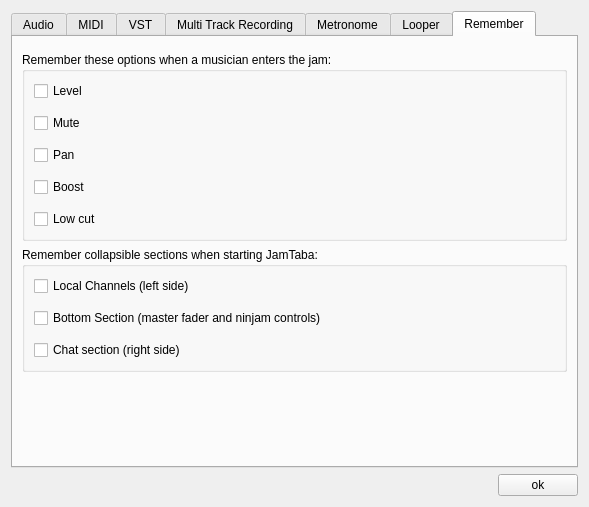
Qt form src/Common/gui/PreferencesDialog.ui (elieserdejesus/JamTaba) before a commit.
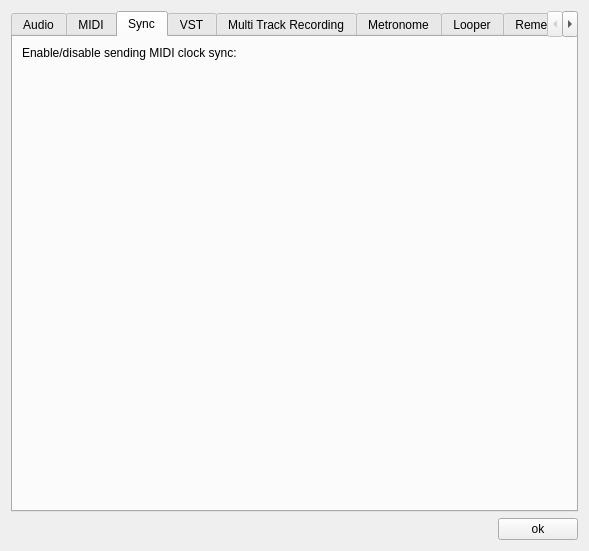
The same form after that commit.

Commit message: Add MIDI clock synchronization for external hardware or other software (#1354)

```diff
--- a/src/Common/gui/PreferencesDialog.ui
+++ b/src/Common/gui/PreferencesDialog.ui
@@ -7,7 +7,7 @@
     <x>0</x>
     <y>0</y>
     <width>589</width>
-    <height>507</height>
+    <height>551</height>
    </rect>
   </property>
   <property name="windowTitle">
@@ -17,7 +17,10 @@
    <item>
     <widget class="QTabWidget" name="prefsTab">
      <property name="currentIndex">
-      <number>6</number>
+      <number>2</number>
+     </property>
+     <property name="usesScrollButtons">
+      <bool>true</bool>
      </property>
      <widget class="QWidget" name="tabAudio">
       <attribute name="title">
@@ -361,6 +364,47 @@
        </item>
       </layout>
      </widget>
+     <widget class="QWidget" name="tabSync">
+      <attribute name="title">
+       <string>Sync</string>
+      </attribute>
+      <layout class="QVBoxLayout" name="verticalLayout_14" stretch="0,0,0">
+       <item>
+        <widget class="QLabel" name="midiTabMessage_2">
+         <property name="sizePolicy">
+          <sizepolicy hsizetype="Minimum" vsizetype="Fixed">
+           <horstretch>0</horstretch>
+           <verstretch>0</verstretch>
+          </sizepolicy>
+         </property>
+         <property name="text">
+          <string>Enable/disable sending MIDI clock sync:</string>
+         </property>
+        </widget>
+       </item>
+       <item>
+        <spacer name="verticalSpacer_7">
+         <property name="orientation">
+          <enum>Qt::Vertical</enum>
+         </property>
+         <property name="sizeType">
+          <enum>QSizePolicy::Fixed</enum>
+         </property>
+         <property name="sizeHint" stdset="0">
+          <size>
+           <width>20</width>
+           <height>20</height>
+          </size>
+         </property>
+        </spacer>
+       </item>
+       <item>
+        <widget class="QWidget" name="syncContentPanel" native="true">
+         <layout class="QVBoxLayout" name="verticalLayout_15"/>
+        </widget>
+       </item>
+      </layout>
+     </widget>
      <widget class="QWidget" name="tabVST">
       <property name="styleSheet">
        <string notr="true"/>
```
Left out of the diff: 2 changed lines with no effect on the pictures. The commit also changes 36 other files.
